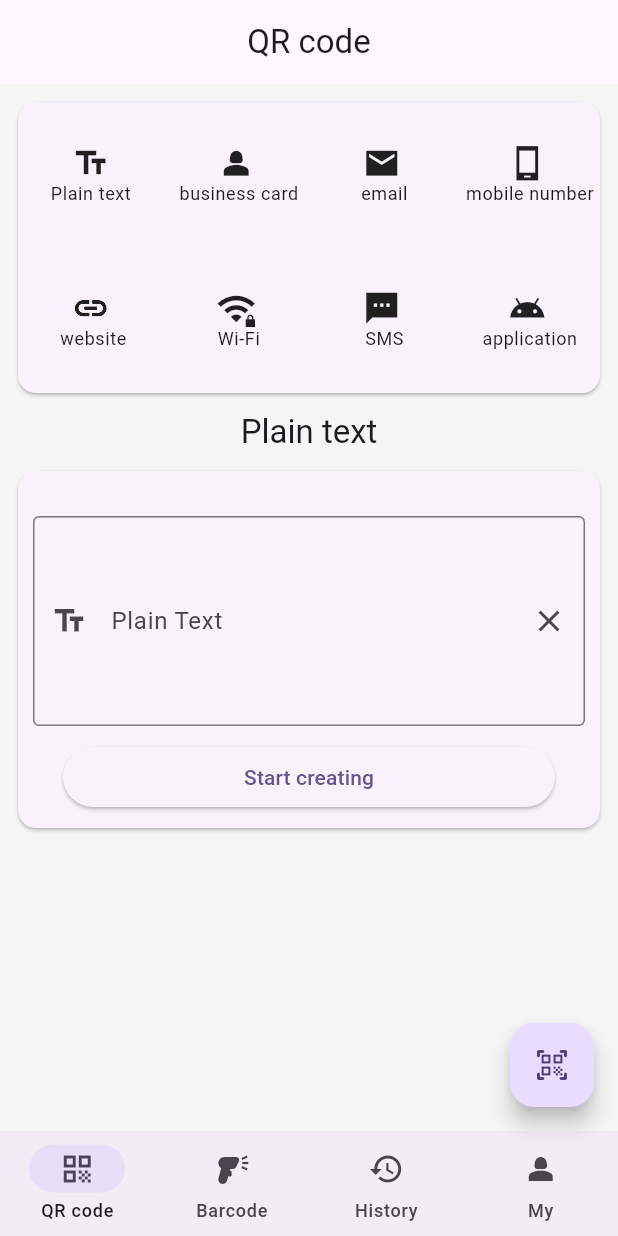
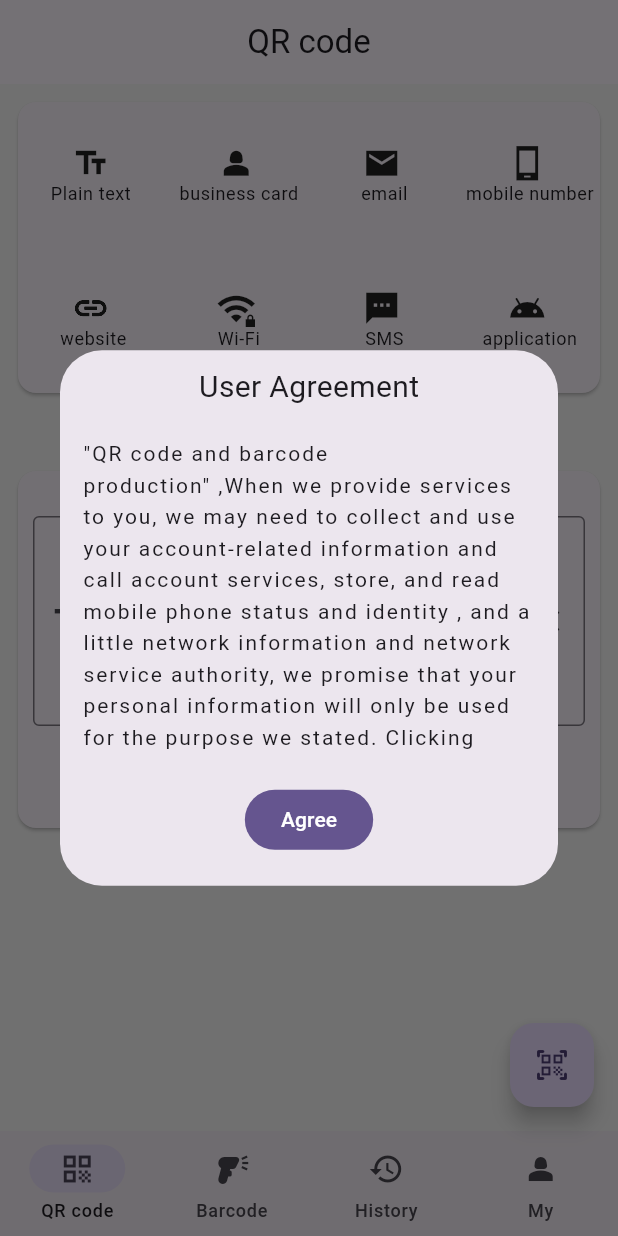
Before and after one commit to z244370114/ksymscan, a Flutter app: the screen it shows after launch, on a phone screen of 412 x 824 dp. Run offline on Flutter 3.47's test engine with Material 2 defaults, Android fonts, the phone set to English and light mode, and no system bars; our stand-ins replace barcode_widget, flutter_keyboard_visibility, font_awesome_flutter, get, get_storage, image_gallery_saver and 3 more; missing offline and left inert: flex_color_picker, qr_code_scanner, umeng_common_sdk, webview_flutter_android.

Commit message:
1.添加同意隐私协议弹窗；

```diff
--- a/lib/common/c_key.dart
+++ b/lib/common/c_key.dart
@@ -33,4 +33,6 @@ class CKey {
   static const String userGuideState = "userGuideState";
 
   static const String listQrBarData = "listQrBarData";
+
+  static const String isShowPrivacy = "isShowPrivacy";
 }
--- a/lib/l10n/intl_en.arb
+++ b/lib/l10n/intl_en.arb
@@ -12,6 +12,7 @@
   "submits": "OK",
   "pickAcolor": "Pick a color",
   "noData": "No history record",
+  "and": "and",
   "me": "My",
   "setting": "setting",
   "privacyPolicy": "Privacy Policy",
@@ -68,5 +69,6 @@
   "btnCreate": "Start creating",
   "lookPhoto": "Preview Image",
   "qrTitle": "Plain text, business card, email, mobile number, website, Wi-Fi, SMS, application",
-  "barTitle": "Code 128,Code 128A, Code 128B,Code 128C, Code 39,Code 93,Extended,Codabar,EAN-13,EAN-8,UPC-A,UPC-E"
+  "barTitle": "Code 128,Code 128A, Code 128B,Code 128C, Code 39,Code 93,Extended,Codabar,EAN-13,EAN-8,UPC-A,UPC-E",
+  "userAgreementTip": "\"QR code and barcode production\" ,When we provide services to you, we may need to collect and use your account-related information and call account services, store, and read mobile phone status and identity , and a little network information and network service authority, we promise that your personal information will only be used for the purpose we stated. Clicking \"Agree\" means that you agree to the above content."
 }
--- a/lib/l10n/intl_zh.arb
+++ b/lib/l10n/intl_zh.arb
@@ -12,6 +12,7 @@
   "submits": "确定",
   "pickAcolor": "颜色选择",
   "noData": "暂无历史记录",
+  "and": "和",
   "me": "我的",
   "setting": "设置",
   "privacyPolicy": "隐私政策",
@@ -68,5 +69,6 @@
   "btnCreate":"开始制作",
   "lookPhoto":"预览图片",
   "qrTitle": "纯文本,名片,邮箱,手机号,网址,Wi-Fi,短信,应用",
-  "barTitle": "Code 128,Code 128A, Code 128B,Code 128C, Code 39,Code 93,Extended,Codabar,EAN-13,EAN-8,UPC-A,UPC-E"
+  "barTitle": "Code 128,Code 128A, Code 128B,Code 128C, Code 39,Code 93,Extended,Codabar,EAN-13,EAN-8,UPC-A,UPC-E",
+  "userAgreementTip": "“二维码和条形码制作”主要用于扫码、二维码、条形码制作,我们在向您提供服务时，可能需要收集使用您账号相关信息及调用账号服务,存储,读取手机状态和身份,和一点网络信息及网络服务权限，我们承诺您的个人信息仅用于我们声明的目的。点击“同意”即表示您同意上述内容。"
 }
--- a/lib/main.dart
+++ b/lib/main.dart
@@ -1,4 +1,5 @@
 import 'package:flutter/material.dart';
+import 'package:flutter_keyboard_visibility/flutter_keyboard_visibility.dart';
 import 'package:flutter_localizations/flutter_localizations.dart';
 import 'package:ksymscan/page/home_view.dart';
 
@@ -27,7 +28,8 @@ class _MyAppState extends State<MyApp> {
 
   @override
   Widget build(BuildContext context) {
-    return MaterialApp(
+    return KeyboardDismissOnTap(
+      child: MaterialApp(
         debugShowCheckedModeBanner: false,
         themeMode: themeMode,
         theme: ThemeData(
@@ -62,6 +64,7 @@ class _MyAppState extends State<MyApp> {
         ],
         // title: S.of(context).appName,
         home: HomeViewPage(),
+      ),
     );
   }
 }
--- a/lib/page/home_view.dart
+++ b/lib/page/home_view.dart
@@ -5,6 +5,7 @@ import 'package:ksymscan/utils/pub_method.dart';
 
 import '../generated/l10n.dart';
 import '../utils/event_bus.dart';
+import '../widget/privacy_policy_dialog.dart';
 import 'history_view.dart';
 import 'me_view.dart';
 import 'scan_view.dart';
@@ -33,7 +34,6 @@ class _HomeViewPageState extends State<HomeViewPage>
   @override
   void initState() {
     super.initState();
-    PubMethodUtils.umengCommonSdkInit();
   }
 
   initTitle() {
@@ -41,6 +41,8 @@ class _HomeViewPageState extends State<HomeViewPage>
     title.add(S.of(context).barcode);
     title.add(S.of(context).history);
     title.add(S.of(context).me);
+
+
   }
 
   @override
--- a/lib/page/qr_view.dart
+++ b/lib/page/qr_view.dart
@@ -1,10 +1,13 @@
 import 'package:flutter/material.dart';
+import 'package:ksymscan/common/c_key.dart';
 
 import '../common/application.dart';
 import '../common/constants.dart';
 import '../generated/l10n.dart';
 import '../model/qr_bar_data.dart';
+import '../utils/pub_method.dart';
 import '../widget/clear_button.dart';
+import '../widget/privacy_policy_dialog.dart';
 import '../widget/vcard/v_card.dart';
 import 'qr_create_view.dart';
 
@@ -39,6 +42,16 @@ class _QrCodeViewPageState extends State<QrCodeViewPage> {
     for (int i = 0; i < 18; i++) {
       editingController.add(TextEditingController());
     }
+
+    WidgetsBinding.instance.addPostFrameCallback((timeStamp) {
+      Future.delayed(Duration(milliseconds: 500), () {
+        if (!Application.getStorage.hasData(CKey.isShowPrivacy)) {
+          showPrivacyPolicyDialog(context);
+        } else {
+          PubMethodUtils.umengCommonSdkInit();
+        }
+      });
+    });
   }
 
   initTitle() {
@@ -471,4 +484,19 @@ class _QrCodeViewPageState extends State<QrCodeViewPage> {
       ),
     );
   }
+
+  void showPrivacyPolicyDialog(BuildContext context) async {
+    bool result = await showDialog(
+      context: context,
+      barrierDismissible: false,
+      builder: (BuildContext context) {
+        return const PrivacyPolicyDialog();
+      },
+    );
+    if (result == true) {
+      Application.getStorage.write(CKey.isShowPrivacy, true);
+      var read = Application.getStorage.read(CKey.isShowPrivacy);
+      print(read);
+    }
+  }
 }
--- /dev/null
+++ b/lib/widget/privacy_policy_dialog.dart
@@ -0,0 +1,118 @@
+import 'package:flutter/gestures.dart';
+import 'package:flutter/material.dart';
+
+import '../generated/l10n.dart';
+import '../page/web_view.dart';
+
+class PrivacyPolicyDialog extends StatelessWidget {
+  const PrivacyPolicyDialog({super.key});
+
+  @override
+  Widget build(BuildContext context) {
+    return WillPopScope(
+      onWillPop: () async {
+        return false;
+      },
+      child: Dialog(
+        child: IntrinsicHeight(
+          child: Column(
+            children: [
+              Container(
+                padding: const EdgeInsets.all(10),
+                child: Text(
+                  S.of(context).userAgreement,
+                  style: const TextStyle(
+                    fontSize: 20,
+                  ),
+                ),
+              ),
+              Container(
+                height: 240,
+                padding: const EdgeInsets.fromLTRB(15, 10, 15, 20),
+                child: Scrollbar(
+                  child: SingleChildScrollView(
+                    child: Text.rich(
+                      TextSpan(children: [
+                        TextSpan(
+                          text: S.of(context).userAgreementTip,
+                          style: TextStyle(
+                              fontSize: 14,
+                              letterSpacing: 1.3,
+                              height: 1.5,
+                              decoration: TextDecoration.none),
+                        ),
+                        TextSpan(
+                            text: "《${S.of(context).userAgreement}》",
+                            style: const TextStyle(
+                              fontWeight: FontWeight.w400,
+                              color: Color(0xFF537FB7),
+                              fontSize: 14,
+                              letterSpacing: 1.3,
+                              height: 1.5,
+                            ),
+                            recognizer: TapGestureRecognizer()
+                              ..onTap = () async {
+                                Navigator.push(
+                                    context,
+                                    MaterialPageRoute(
+                                        builder: (context) => WebViewPage(
+                                          title: S.of(context).userAgreement,
+                                          url:
+                                          "https://www.termsfeed.com/live/2ee61f4e-0d09-437d-9f07-7223a04b4b80",
+                                          // url: "assets/privacyPolicy.html",
+                                        )));
+                              }),
+                        TextSpan(
+                          text: S.of(context).and,
+                          style: TextStyle(
+                              fontWeight: FontWeight.w500,
+                              letterSpacing: 1.3,
+                              height: 1.5,
+                              fontSize: 14,
+                              decoration: TextDecoration.none),
+                        ),
+                        TextSpan(
+                            text: "《${S.of(context).privacyPolicy}》",
+                            style: const TextStyle(
+                              fontWeight: FontWeight.w400,
+                              color: Color(0xFF537FB7),
+                              fontSize: 14,
+                              letterSpacing: 1.3,
+                              height: 1.5,
+                            ),
+                            recognizer: TapGestureRecognizer()
+                              ..onTap = () async {
+                                Navigator.push(
+                                    context,
+                                    MaterialPageRoute(
+                                        builder: (context) => WebViewPage(
+                                          title: S.of(context).privacyPolicy,
+                                          url:
+                                          "https://www.termsfeed.com/live/e3bfa55c-e1a1-4dcc-b5a2-f39586f053dd",
+                                          // url: "assets/privacyPolicy.html",
+                                        )));
+                              }),
+                      ]),
+                    ),
+                  ),
+                ),
+              ),
+              Row(
+                mainAxisAlignment: MainAxisAlignment.center,
+                children: [
+                  FilledButton(
+                    child: Text(S.of(context).agree),
+                    onPressed: () {
+                      Navigator.of(context).pop(true);
+                    },
+                  ),
+                ],
+              ),
+              SizedBox(height: 20)
+            ],
+          ),
+        ),
+      ),
+    );
+  }
+}
```
Also changed, not shown: lib/generated/intl/messages_en.dart, lib/generated/intl/messages_zh.dart, lib/generated/l10n.dart. Lines whose indentation alone changed are shown as unchanged.
